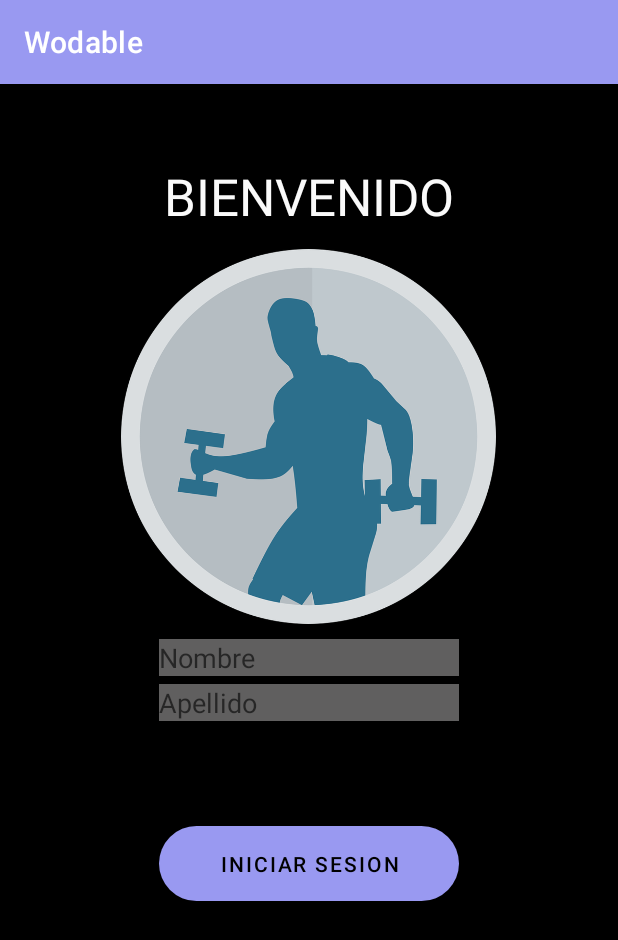
After one commit to Renega1238/Wodable, an Android app: the LogUserActivity screen opened directly, with no data from a screen before it, on a phone screen of 412 x 824 dp. The commit adds this screen. Shown: the top 940 px of the screen. Run offline under Robolectric (Android 15) with nearby library versions, the phone set to English and light mode, and no system bars.

Commit message:
Load screen a pantalla Login

```diff
--- a/app/build.gradle
+++ b/app/build.gradle
@@ -34,6 +34,7 @@ dependencies {
     implementation 'com.google.android.material:material:1.2.1'
     implementation 'androidx.constraintlayout:constraintlayout:2.0.4'
     implementation files('libs\\mysql-connector-java-5.1.49.jar')
+    implementation 'androidx.legacy:legacy-support-v4:1.0.0'
     testImplementation 'junit:junit:4.+'
     androidTestImplementation 'androidx.test.ext:junit:1.1.2'
     androidTestImplementation 'androidx.test.espresso:espresso-core:3.3.0'
--- a/app/src/main/java/mx/tec/wodable/LoadingScreen.java
+++ b/app/src/main/java/mx/tec/wodable/LoadingScreen.java
@@ -9,7 +9,6 @@ import android.os.Handler;
 import android.view.WindowManager;
 import android.widget.ProgressBar;
 import android.widget.TextView;
-
 public class LoadingScreen extends AppCompatActivity {
 
     ProgressBar progressBar;
--- /dev/null
+++ b/app/src/main/java/mx/tec/wodable/LogUserActivity.java
@@ -0,0 +1,40 @@
+package mx.tec.wodable;
+
+import androidx.appcompat.app.AppCompatActivity;
+
+import android.content.Intent;
+import android.os.Bundle;
+import android.util.Log;
+import android.view.View;
+import android.widget.Button;
+import android.widget.EditText;
+import android.widget.ImageView;
+import android.widget.TextView;
+
+public class LogUserActivity extends AppCompatActivity {
+
+    TextView bienvenido;
+    ImageView fotito;
+    EditText nombreentry, apellidoentry;
+    Button registrarse, login;
+
+    @Override
+    protected void onCreate(Bundle savedInstanceState) {
+        super.onCreate(savedInstanceState);
+        setContentView(R.layout.activity_log_user);
+
+        bienvenido = findViewById(R.id.Bienvenido);
+        fotito = findViewById(R.id.fotito);
+        nombreentry = findViewById(R.id.loginnombreentry);
+        apellidoentry = findViewById(R.id.loginapellidoentry);
+        registrarse = findViewById(R.id.registrarsebutton);
+        login = findViewById(R.id.iniciarsesionbutton);
+
+    }
+
+    public void iniciarSesion(View v){
+
+        Intent main = new Intent(this, MainActivity.class);
+        startActivity(main);
+    }
+}
--- a/app/src/main/java/mx/tec/wodable/MainActivity.java
+++ b/app/src/main/java/mx/tec/wodable/MainActivity.java
@@ -52,6 +52,7 @@ public class MainActivity extends AppCompatActivity {
 
         // Esperamos retorno
         startActivityForResult(user, USERINFO_CODE);
+
     }
 
     public void myProfile(View v){
@@ -81,8 +82,4 @@ public class MainActivity extends AppCompatActivity {
         saludo.setText(prefs.getString(NOMBRE_KEY, " ") + " " + prefs.getString(APELLIDO_KEY, " "));
     }
 
-    public void hola(View v){
-
-    }
-
 }
--- a/app/src/main/java/mx/tec/wodable/ProgressBarAnimation.java
+++ b/app/src/main/java/mx/tec/wodable/ProgressBarAnimation.java
@@ -34,7 +34,7 @@ public class ProgressBarAnimation extends Animation {
         textView.setText((int)valor + "% ");
 
         if(valor == to){
-            Intent main = new Intent(context, MainActivity.class);
+            Intent main = new Intent(context, LogUserActivity.class);
             context.startActivity(main);
         }
 
--- a/app/src/main/res/layout/activity_loading_screen.xml
+++ b/app/src/main/res/layout/activity_loading_screen.xml
@@ -4,7 +4,7 @@
     xmlns:tools="http://schemas.android.com/tools"
     android:layout_width="match_parent"
     android:layout_height="match_parent"
-    android:background="@drawable/sasuke"
+    android:background="@drawable/crossfit"
     android:padding="16dp"
     tools:context=".LoadingScreen">
 
@@ -22,9 +22,9 @@
 
     <ProgressBar
         android:id="@+id/progress_bar"
+        android:layout_width="250dp"
+        android:layout_height="100dp"
         style="@style/Widget.AppCompat.ProgressBar.Horizontal"
-        android:layout_width="188dp"
-        android:layout_height="106dp"
         android:layout_alignParentBottom="true"
         android:layout_centerInParent="true"
         android:layout_marginBottom="65dp" />
--- /dev/null
+++ b/app/src/main/res/layout/activity_log_user.xml
@@ -0,0 +1,81 @@
+<?xml version="1.0" encoding="utf-8"?>
+<LinearLayout xmlns:android="http://schemas.android.com/apk/res/android"
+    xmlns:app="http://schemas.android.com/apk/res-auto"
+    xmlns:tools="http://schemas.android.com/tools"
+    android:orientation="vertical"
+    android:layout_width="match_parent"
+    android:layout_height="match_parent"
+    android:background="#000000"
+    tools:context=".LogUserActivity">
+
+    <TextView
+        android:id="@+id/Bienvenido"
+        android:layout_width="400dp"
+        android:layout_height="50dp"
+        android:layout_gravity="center"
+        android:layout_marginTop="50dp"
+        android:text="BIENVENIDO"
+        android:textAppearance="@style/TextAppearance.AppCompat.Display1"
+        android:textColor="#FAFAFA"
+        android:gravity="center"
+         />
+
+    <ImageView
+        android:id="@+id/fotito"
+        android:layout_width="250dp"
+        android:layout_height="250dp"
+        android:layout_marginTop="10dp"
+        android:layout_gravity="center"
+        app:srcCompat="@drawable/ejercicio1" />
+
+    <EditText
+        android:id="@+id/loginnombreentry"
+        android:layout_width="200dp"
+        android:layout_gravity="center"
+        android:layout_height="wrap_content"
+        android:ems="10"
+        android:background="#605F5F"
+        android:inputType="textPersonName"
+        android:textColor="#FAFAFA"
+        android:layout_marginTop="10dp"
+        android:hint="Nombre"
+        android:text="" />
+
+    <EditText
+        android:id="@+id/loginapellidoentry"
+        android:layout_width="200dp"
+        android:layout_gravity="center"
+        android:layout_height="wrap_content"
+        android:ems="10"
+        android:background="#605F5F"
+        android:inputType="textPersonName"
+        android:textColor="#FAFAFA"
+        android:layout_marginTop="5dp"
+        android:hint="Apellido"
+        android:text="" />
+
+    <Button
+        android:id="@+id/registrarsebutton"
+        android:layout_width="200dp"
+        android:layout_height="50dp"
+        android:layout_gravity="center"
+        android:background="@drawable/diseno_botones"
+        android:gravity="center"
+        android:layout_marginTop="10dp"
+        android:textColor="@drawable/texto_botones"
+        android:visibility="invisible"
+        android:text="Registrarse" />
+
+    <Button
+        android:id="@+id/iniciarsesionbutton"
+        android:layout_width="200dp"
+        android:layout_height="50dp"
+        android:background="@drawable/diseno_botones"
+        android:gravity="center"
+        android:layout_marginTop="10dp"
+        android:layout_gravity="center"
+        android:textColor="@drawable/texto_botones"
+        android:onClick="iniciarSesion"
+        android:text="Iniciar Sesion" />
+
+</LinearLayout>
--- a/app/src/main/res/layout/activity_user_info.xml
+++ b/app/src/main/res/layout/activity_user_info.xml
@@ -17,10 +17,11 @@
         android:layout_marginRight="120dp"
         android:layout_marginBottom="39dp"
         android:background="@drawable/diseno_botones"
+        android:textColor="@drawable/texto_botones"
         android:gravity="center"
         android:onClick="home"
         android:text="home"
-        android:textColor="@drawable/texto_botones" />
+         />
 
     <EditText
         android:id="@+id/UserInfoNombreEntry"
--- a/app/src/main/res/values/strings.xml
+++ b/app/src/main/res/values/strings.xml
@@ -6,4 +6,6 @@
     values-round/strings.xml for round devices.
     -->
     <string name="hello_world">Hello Square World!</string>
+    <!-- TODO: Remove or change this placeholder text -->
+    <string name="hello_blank_fragment">Hello blank fragment</string>
 </resources>
```
Also changed, not shown: app/src/main/AndroidManifest.xml (+5 -4 lines), app/src/main/java/mx/tec/wodable/LoadingFragment.java (added, +27 -0 lines), app/src/main/java/mx/tec/wodable/LoginActivity.java (deleted, +0 -38 lines), app/src/main/res/layout/activity_login.xml (deleted, +0 -83 lines), app/src/main/res/layout/fragment_loading.xml (added, +14 -0 lines), app/src/main/res/drawable/crossfit.jpg (added).
